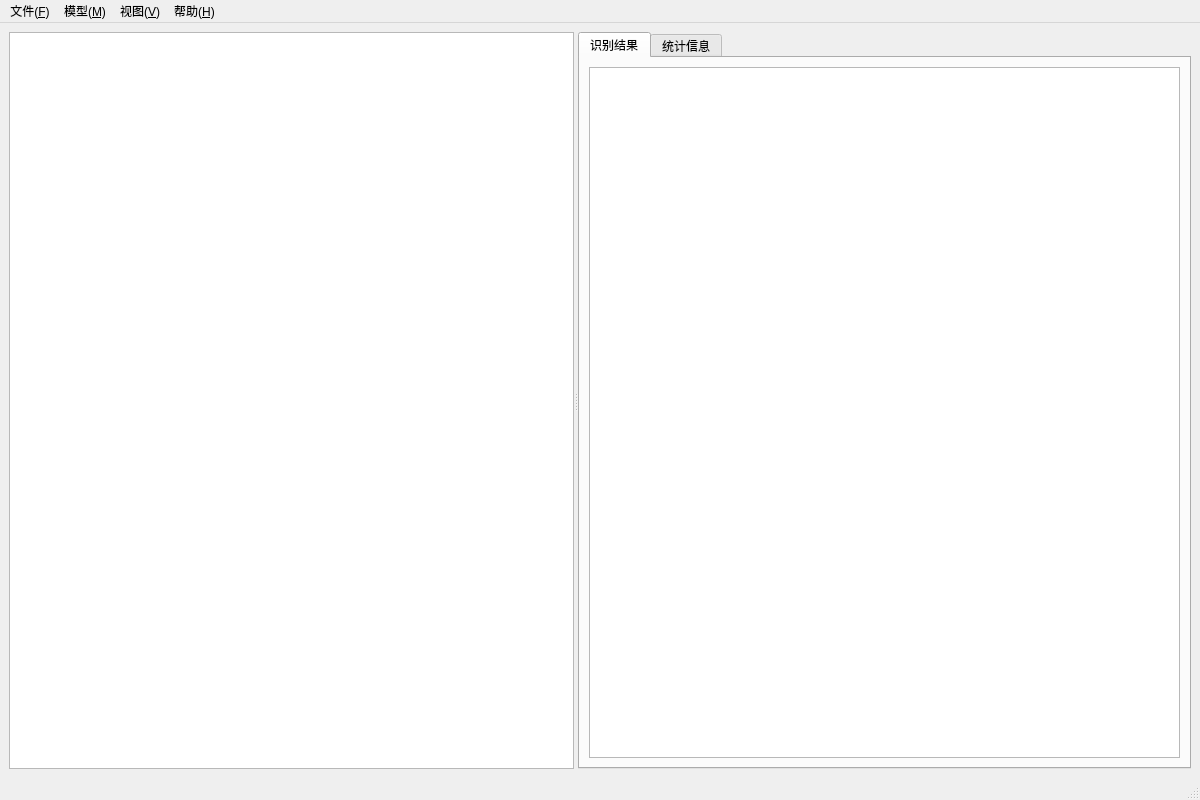
Alex-Wzhhh/Lesson, file frontend/mainwindow.ui: the form before one commit.
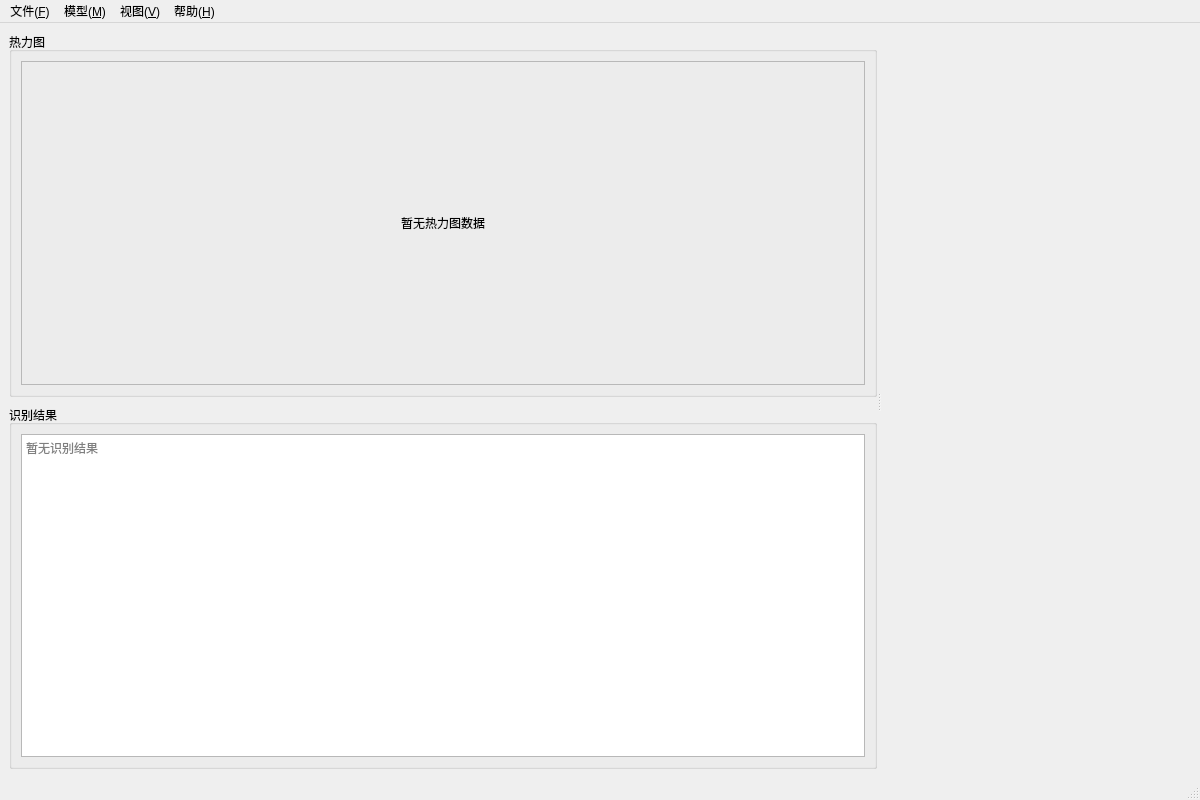
The form after the commit. Custom widgets are drawn as their Qt base class.

Diff of the .ui file:
```diff
--- a/frontend/mainwindow.ui
+++ b/frontend/mainwindow.ui
@@ -20,28 +20,109 @@
       <property name="orientation">
        <enum>Qt::Orientation::Horizontal</enum>
       </property>
-      <widget class="WSIViewer" name="graphicsView"/>
-      <widget class="QTabWidget" name="tabWidget">
-       <widget class="QWidget" name="tabResults">
-        <attribute name="title">
-         <string>识别结果</string>
-        </attribute>
-        <layout class="QVBoxLayout" name="verticalLayout_results">
-         <item>
-          <widget class="QTextEdit" name="resultTextEdit"/>
-         </item>
-        </layout>
-       </widget>
-       <widget class="QWidget" name="tabStats">
-        <attribute name="title">
-         <string>统计信息</string>
-        </attribute>
-        <layout class="QVBoxLayout" name="verticalLayout_stats">
-         <item>
-          <widget class="QTableWidget" name="statsTableWidget"/>
-         </item>
-        </layout>
-       </widget>
+      <property name="childrenCollapsible">
+       <bool>false</bool>
+      </property>
+      <widget class="QWidget" name="leftPanelWidget">
+       <layout class="QVBoxLayout" name="leftPanelLayout">
+        <property name="spacing">
+         <number>8</number>
+        </property>
+        <property name="leftMargin">
+         <number>0</number>
+        </property>
+        <property name="topMargin">
+         <number>0</number>
+        </property>
+        <property name="rightMargin">
+         <number>0</number>
+        </property>
+        <property name="bottomMargin">
+         <number>0</number>
+        </property>
+        <item>
+         <widget class="QGroupBox" name="heatmapGroupBox">
+          <property name="maximumSize">
+           <size>
+            <width>10000000</width>
+            <height>16777215</height>
+           </size>
+          </property>
+          <property name="title">
+           <string>热力图</string>
+          </property>
+          <layout class="QVBoxLayout" name="heatmapGroupLayout">
+           <item>
+            <widget class="QLabel" name="heatmapLabel">
+             <property name="sizePolicy">
+              <sizepolicy hsizetype="Expanding" vsizetype="Expanding">
+               <horstretch>0</horstretch>
+               <verstretch>0</verstretch>
+              </sizepolicy>
+             </property>
+             <property name="frameShape">
+              <enum>QFrame::Shape::StyledPanel</enum>
+             </property>
+             <property name="frameShadow">
+              <enum>QFrame::Shadow::Sunken</enum>
+             </property>
+             <property name="text">
+              <string>暂无热力图数据</string>
+             </property>
+             <property name="scaledContents">
+              <bool>true</bool>
+             </property>
+             <property name="alignment">
+              <set>Qt::AlignmentFlag::AlignCenter</set>
+             </property>
+             <property name="wordWrap">
+              <bool>true</bool>
+             </property>
+            </widget>
+           </item>
+          </layout>
+         </widget>
+        </item>
+        <item>
+         <widget class="QGroupBox" name="resultsGroupBox">
+          <property name="maximumSize">
+           <size>
+            <width>10000000</width>
+            <height>16777215</height>
+           </size>
+          </property>
+          <property name="title">
+           <string>识别结果</string>
+          </property>
+          <layout class="QVBoxLayout" name="resultsGroupLayout">
+           <item>
+            <widget class="QTextEdit" name="resultTextEdit">
+             <property name="sizePolicy">
+              <sizepolicy hsizetype="Expanding" vsizetype="Expanding">
+               <horstretch>0</horstretch>
+               <verstretch>0</verstretch>
+              </sizepolicy>
+             </property>
+             <property name="readOnly">
+              <bool>true</bool>
+             </property>
+             <property name="placeholderText">
+              <string>暂无识别结果</string>
+             </property>
+            </widget>
+           </item>
+          </layout>
+         </widget>
+        </item>
+       </layout>
+      </widget>
+      <widget class="WSIViewer" name="wsiView" native="true">
+       <property name="sizePolicy">
+        <sizepolicy hsizetype="Expanding" vsizetype="Expanding">
+         <horstretch>0</horstretch>
+         <verstretch>0</verstretch>
+        </sizepolicy>
+       </property>
       </widget>
      </widget>
     </item>
@@ -140,7 +221,7 @@
  <customwidgets>
   <customwidget>
    <class>WSIViewer</class>
-   <extends>QGraphicsView</extends>
+   <extends>QWidget</extends>
    <header>wsiviewer.h</header>
   </customwidget>
  </customwidgets>
```
Left out of the diff: 2 changed lines with no effect on the pictures.
